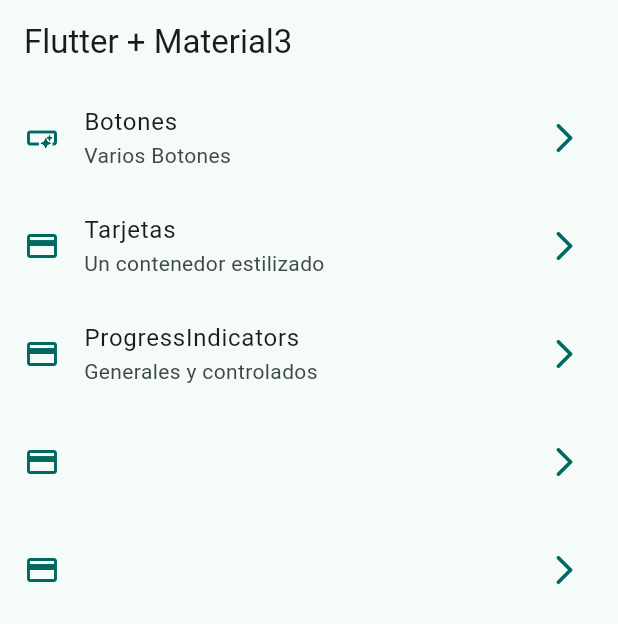
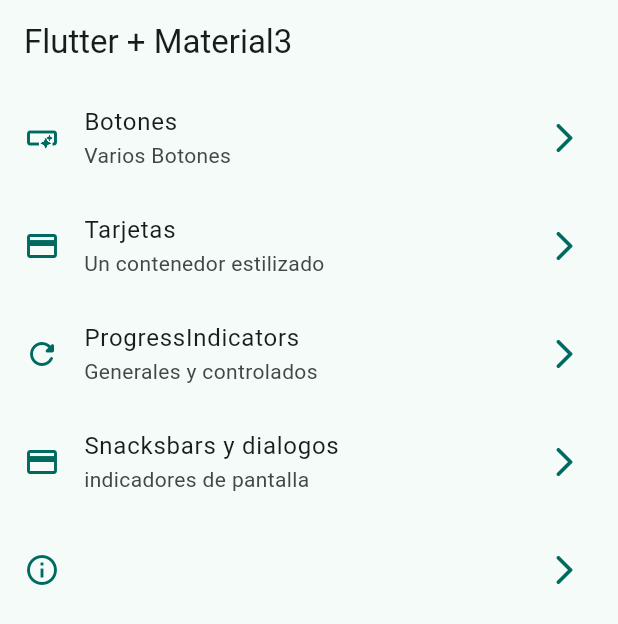
Before and after one commit to PaulMec/widgets_app, a Flutter app: the screen it shows after launch, on a phone screen of 412 x 824 dp. Shown: the top 624 px of the screen. Run offline on Flutter 3.47's test engine with Material 3 defaults, Android fonts, the phone set to English and light mode, and no system bars; our stand-ins replace go_router.

```diff
--- a/lib/config/menu/menu_items.dart
+++ b/lib/config/menu/menu_items.dart
@@ -29,7 +29,11 @@ const appMenuItems = <MenuItem>[
       title: 'ProgressIndicators',
       subtitle: 'Generales y controlados',
       link: '/progress',
+      icon: Icons.refresh_rounded),
+  MenuItem(
+      title: 'Snacksbars y dialogos',
+      subtitle: 'indicadores de pantalla',
+      link: '/snackbar',
       icon: Icons.credit_card),
-  MenuItem(title: '', subtitle: '', link: '/', icon: Icons.credit_card),
-  MenuItem(title: '', subtitle: '', link: '/', icon: Icons.credit_card),
+  MenuItem(title: '', subtitle: '', link: '/', icon: Icons.info_outline),
 ];
--- a/lib/config/router/app_router.dart
+++ b/lib/config/router/app_router.dart
@@ -24,5 +24,10 @@ final appRouter = GoRouter(
       name: ProgressScreen.name,
       builder: (context, state) => const ProgressScreen(),
     ),
+    GoRoute(
+      path: '/snackbar',
+      name: SnackbarScreen.name,
+      builder: (context, state) => const SnackbarScreen(),
+    ),
   ],
 );
```
Also changed, not shown: lib/presentation/screens/snackbar/snackbar_screen.dart (+21 -1 lines).
